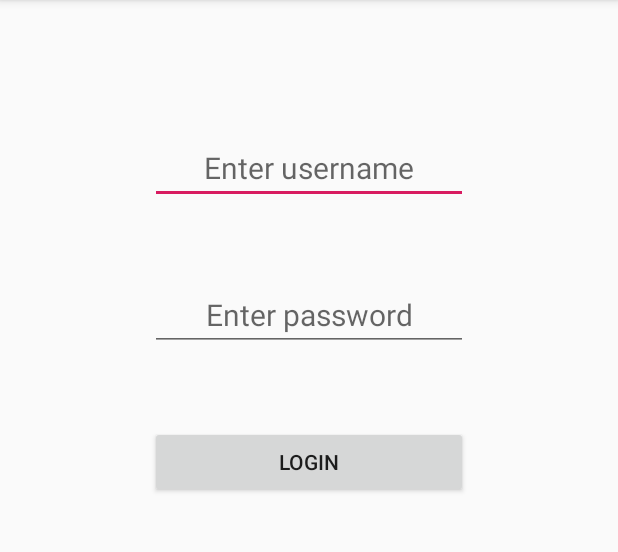
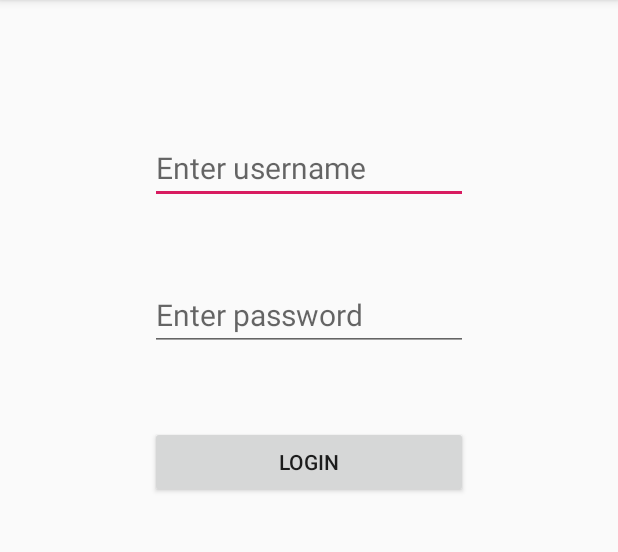
Before and after one commit to baruti-1/SchoolApp, an Android app: the screen it shows after launch (MainActivity), on a phone screen of 412 x 824 dp, the part 84-636 px from its top. Run offline under Robolectric (Android 15) with nearby library versions, the phone set to English and light mode, and no system bars.

Commit message:
changed login activity layout

```diff
--- a/app/src/main/res/layout/activity_main.xml
+++ b/app/src/main/res/layout/activity_main.xml
@@ -18,7 +18,7 @@
         android:gravity="center"
         android:hint="@string/husr_name"
         android:inputType="textPersonName"
-        android:textAlignment="center"
+        android:textAlignment="textStart"
         android:textSize="20dp"
         app:layout_constraintEnd_toEndOf="parent"
         app:layout_constraintStart_toStartOf="parent"
@@ -35,7 +35,7 @@
         android:gravity="center"
         android:hint="@string/hpwd_name"
         android:inputType="textPassword"
-        android:textAlignment="center"
+        android:textAlignment="textStart"
         android:textSize="20dp"
         app:layout_constraintEnd_toEndOf="parent"
         app:layout_constraintStart_toStartOf="parent"
```
